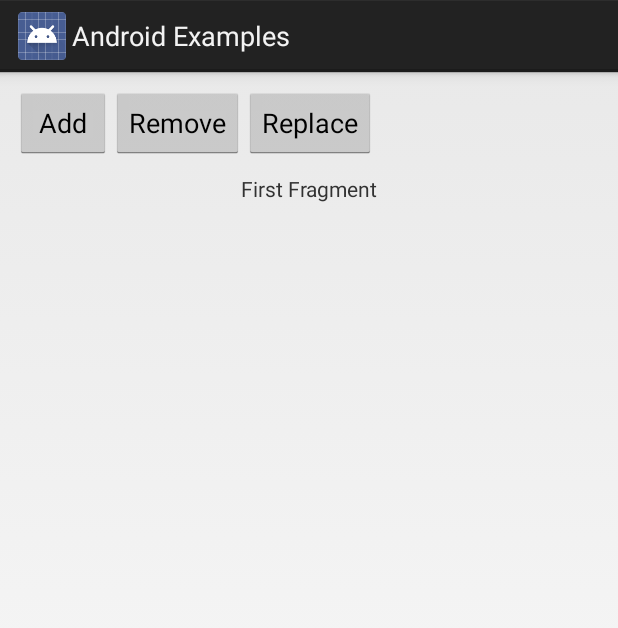
After one commit to VamsiSangam/AndroidExamples, an Android app: the FragmentsDemoActivity screen opened directly, with no data from a screen before it, on a phone screen of 412 x 824 dp. The commit adds this screen. Shown: the top 628 px of the screen. Run offline under Robolectric (Android 15) with nearby library versions, the phone set to English and light mode, and no system bars.

Commit message:
Added fragments demo

```diff
--- a/app/build.gradle
+++ b/app/build.gradle
@@ -26,5 +26,6 @@ dependencies {
     })
     compile 'com.android.support:appcompat-v7:25.1.0'
     compile 'com.android.support.constraint:constraint-layout:1.0.0-beta4'
+    compile 'com.android.support:support-v4:25.1.0'
     testCompile 'junit:junit:4.12'
 }
--- a/app/src/main/java/com/vamsisangam/androidexamples/HomeActivity.java
+++ b/app/src/main/java/com/vamsisangam/androidexamples/HomeActivity.java
@@ -14,6 +14,8 @@ import android.widget.AdapterView;
 import android.widget.ListView;
 import android.widget.SimpleAdapter;
 import android.widget.Toast;
+
+import com.vamsisangam.androidexamples.fragments.FragmentsDemoActivity;
 
 import java.util.ArrayList;
 import java.util.HashMap;
@@ -59,6 +61,7 @@ public class HomeActivity extends ListActivity {
         arr.add(new HomeActivityListItem("Start ANY Activity!!", "Uses and implicit intent to start an activity based on given action/category/data."));
         arr.add(new HomeActivityListItem("Time Ticker Receiver Activity", "Registers a Broadcast receiver to TIME_TICKER programmatically. Logs a statement after each minute. We can create an Alarm App by using the TIME_TICKER action."));
         arr.add(new HomeActivityListItem("Custom Adapter Demo", "Demonstrates a custom adapter. Displays a company's name, logo and buttons to call the company and also to view its website."));
+        arr.add(new HomeActivityListItem("Fragments Demo activity", "Demonstrates add, remove, replacing a fragment."));
 
         ArrayList<HashMap<String, String>> data = new ArrayList<>();
 
@@ -112,6 +115,7 @@ public class HomeActivity extends ListActivity {
         activityMap.put(18, ImplicitIntentDemoActivity.class);
         activityMap.put(19, TimerTickerReceiverActivity.class);
         activityMap.put(20, CustomAdapterActivity.class);
+        activityMap.put(21, FragmentsDemoActivity.class);
 
         lv.setOnItemClickListener(new AdapterView.OnItemClickListener() {
             @Override
--- /dev/null
+++ b/app/src/main/java/com/vamsisangam/androidexamples/fragments/FirstFragment.java
@@ -0,0 +1,30 @@
+package com.vamsisangam.androidexamples.fragments;
+
+
+import android.os.Bundle;
+import android.app.Fragment;
+import android.view.LayoutInflater;
+import android.view.View;
+import android.view.ViewGroup;
+
+import com.vamsisangam.androidexamples.R;
+
+/**
+ * A simple {@link Fragment} subclass.
+ */
+public class FirstFragment extends Fragment {
+
+
+    public FirstFragment() {
+        // Required empty public constructor
+    }
+
+
+    @Override
+    public View onCreateView(LayoutInflater inflater, ViewGroup container,
+                             Bundle savedInstanceState) {
+        // Inflate the layout for this fragment
+        return inflater.inflate(R.layout.fragment_first, container, false);
+    }
+
+}
--- /dev/null
+++ b/app/src/main/res/layout/activity_fragments_demo.xml
@@ -0,0 +1,48 @@
+<?xml version="1.0" encoding="utf-8"?>
+<LinearLayout xmlns:android="http://schemas.android.com/apk/res/android"
+    xmlns:app="http://schemas.android.com/apk/res-auto"
+    xmlns:tools="http://schemas.android.com/tools"
+    android:layout_width="match_parent"
+    android:layout_height="match_parent"
+    tools:context="com.vamsisangam.androidexamples.fragments.FragmentsDemoActivity"
+    android:orientation="vertical"
+    android:padding="10dp">
+    <LinearLayout
+        android:layout_width="match_parent"
+        android:layout_height="wrap_content"
+        android:orientation="horizontal">
+        <Button
+            android:layout_width="wrap_content"
+            android:layout_height="match_parent"
+            android:text="Add"
+            android:id="@+id/FragmentsDemoAdd"
+            android:onClick="addFragment"/>
+        <Button
+            android:layout_width="wrap_content"
+            android:layout_height="match_parent"
+            android:text="Remove"
+            android:id="@+id/FragmentsDemoRemove"
+            android:onClick="removeFragment"/>
+        <Button
+            android:layout_width="wrap_content"
+            android:layout_height="match_parent"
+            android:text="Replace"
+            android:id="@+id/FragmentsDemoAddReplace"
+            android:onClick="replaceFragment"/>
+    </LinearLayout>
+    <fragment
+        android:layout_width="match_parent"
+        android:layout_height="wrap_content"
+        android:name="com.vamsisangam.androidexamples.fragments.FirstFragment"
+        android:layout_marginTop="10dp"
+        android:tag="first"/>
+    <LinearLayout
+        android:layout_width="match_parent"
+        android:layout_height="match_parent"
+        android:layout_weight="1"
+        android:layout_marginTop="10dp"
+        android:id="@+id/FragmentsDemoContainer"
+        android:orientation="vertical">
+
+    </LinearLayout>
+</LinearLayout>
--- /dev/null
+++ b/app/src/main/res/layout/fragment_first.xml
@@ -0,0 +1,14 @@
+<FrameLayout xmlns:android="http://schemas.android.com/apk/res/android"
+    xmlns:tools="http://schemas.android.com/tools"
+    android:layout_width="match_parent"
+    android:layout_height="match_parent"
+    tools:context="com.vamsisangam.androidexamples.fragments.FirstFragment">
+
+    <!-- TODO: Update blank fragment layout -->
+    <TextView
+        android:layout_width="match_parent"
+        android:layout_height="match_parent"
+        android:text="First Fragment"
+        android:gravity="center"/>
+
+</FrameLayout>
--- a/app/src/main/res/values/strings.xml
+++ b/app/src/main/res/values/strings.xml
@@ -19,4 +19,7 @@
         <item>black</item>
         <item>white</item>
     </string-array>
+
+    <!-- TODO: Remove or change this placeholder text -->
+    <string name="hello_blank_fragment">Hello blank fragment</string>
 </resources>
```
Also changed, not shown: app/src/main/AndroidManifest.xml (+9 -3 lines), app/src/main/java/com/vamsisangam/androidexamples/fragments/FragmentsDemoActivity.java (added, +52 -0 lines), app/src/main/java/com/vamsisangam/androidexamples/fragments/SecondFragment.java (added, +30 -0 lines), app/src/main/java/com/vamsisangam/androidexamples/fragments/ThirdFragment.java (added, +30 -0 lines), app/src/main/res/layout/fragment_second.xml (added, +14 -0 lines), app/src/main/res/layout/fragment_third.xml (added, +14 -0 lines).
